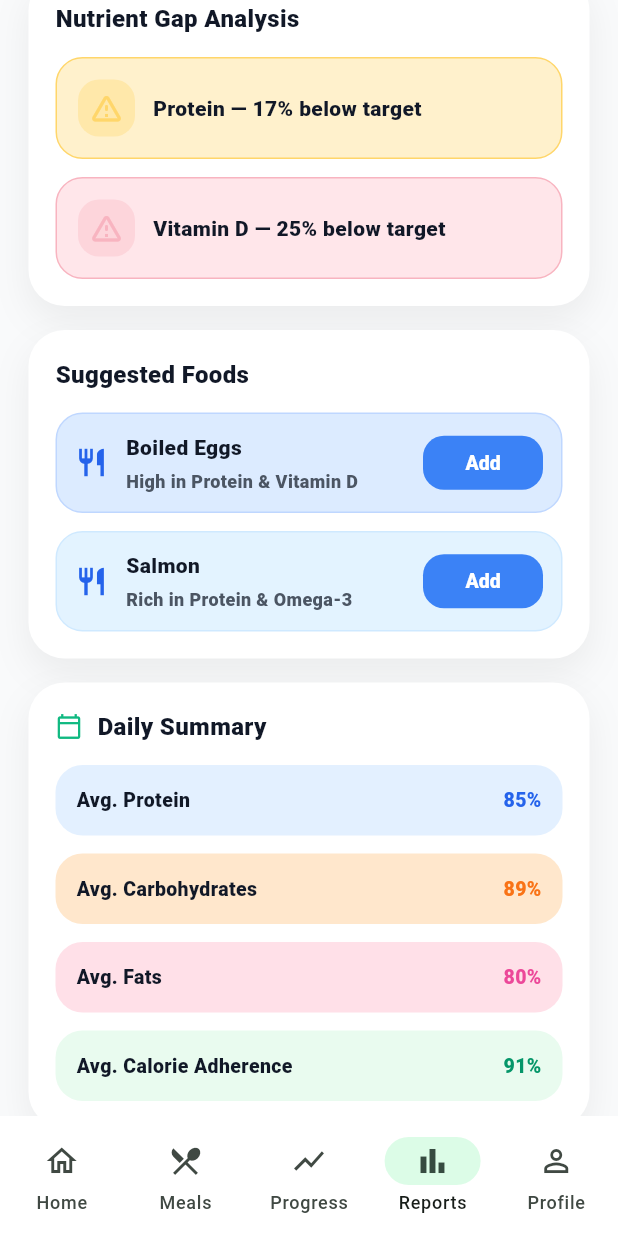
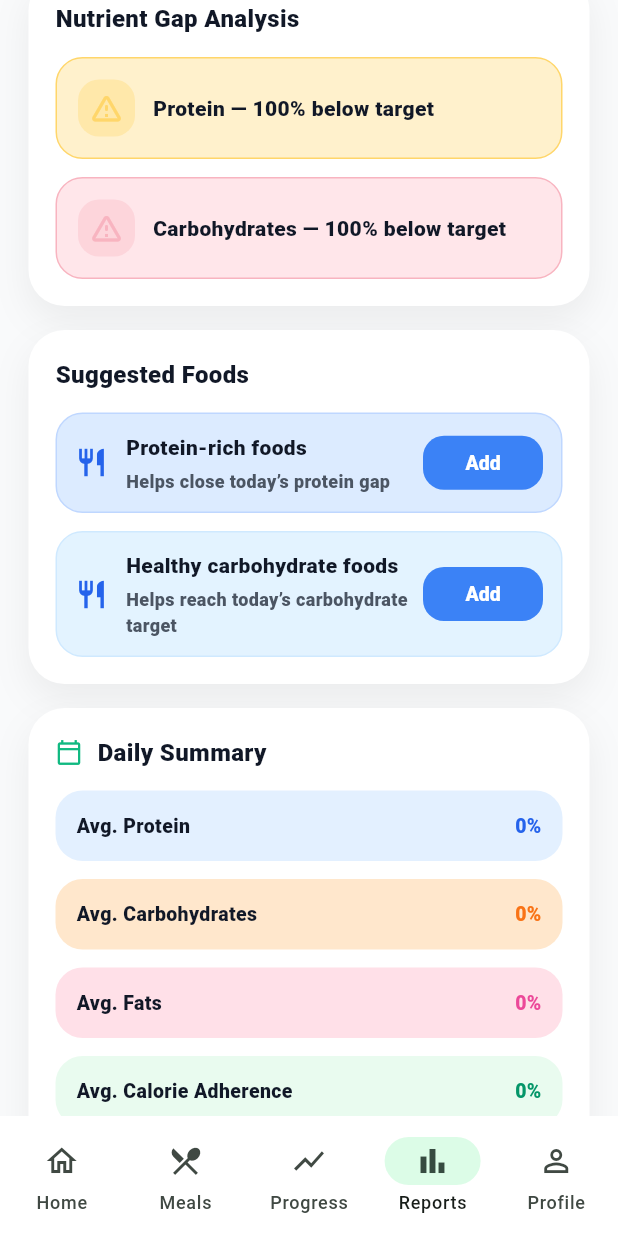
Before and after one commit to Dinethchathurya/fitviora, a Flutter app: the MainShellPage screen opened by its route, item 4 of the bottom bar chosen, scrolled down 576 dp, on a phone screen of 412 x 824 dp. Run offline on Flutter 3.47's test engine with Material 3 defaults, Android fonts, the phone set to English and light mode, and no system bars; our stand-ins replace cloud_firestore, firebase_auth, firebase_core, flutter_dotenv, geolocator, shared_preferences; accounts and stored records are empty; network calls fail.

Commit message:
front end is ok now

```diff
--- a/lib/features/reports/presentation/pages/reports_page.dart
+++ b/lib/features/reports/presentation/pages/reports_page.dart
@@ -1,6 +1,7 @@
 import 'package:flutter/material.dart';
 
 import '../../../../core/constants/app_colors.dart';
+import '../viewmodels/reports_view_model.dart';
 import '../widgets/daily_summary_card.dart';
 import '../widgets/macro_breakdown_card.dart';
 import '../widgets/nutrient_gap_card.dart';
@@ -8,13 +9,80 @@ import '../widgets/report_metric_card.dart';
 import '../widgets/report_status_card.dart';
 import '../widgets/suggested_foods_card.dart';
 
-class ReportsPage extends StatelessWidget {
+class ReportsPage extends StatefulWidget {
   const ReportsPage({super.key});
 
   @override
+  State<ReportsPage> createState() => _ReportsPageState();
+}
+
+class _ReportsPageState extends State<ReportsPage> {
+  late final ReportsViewModel _viewModel;
+
+  @override
+  void initState() {
+    super.initState();
+
+    _viewModel = ReportsViewModel();
+    _viewModel.addListener(_onViewModelChanged);
+
+    WidgetsBinding.instance.addPostFrameCallback((_) {
+      if (!mounted) return;
+
+      _viewModel.loadReport();
+    });
+  }
+
+  void _onViewModelChanged() {
+    if (mounted) {
+      setState(() {});
+    }
+  }
+
+  @override
+  void dispose() {
+    _viewModel.removeListener(_onViewModelChanged);
+    _viewModel.dispose();
+    super.dispose();
+  }
+
+  @override
   Widget build(BuildContext context) {
+    if (_viewModel.isLoading && !_viewModel.hasData) {
+      return const SafeArea(
+        child: Center(
+          child: CircularProgressIndicator(
+            color: AppColors.emerald500,
+          ),
+        ),
+      );
+    }
+
+    if (_viewModel.error != null && !_viewModel.hasData) {
       return SafeArea(
+        child: Center(
+          child: Padding(
+            padding: const EdgeInsets.all(24),
+            child: Text(
+              _viewModel.error!,
+              textAlign: TextAlign.center,
+              style: const TextStyle(
+                fontSize: 14,
+                fontWeight: FontWeight.w700,
+                color: AppColors.gray600,
+              ),
+            ),
+          ),
+        ),
+      );
+    }
+
+    return SafeArea(
+      child: RefreshIndicator(
+        onRefresh: _viewModel.refresh,
+        color: AppColors.emerald500,
         child: SingleChildScrollView(
+          physics: const AlwaysScrollableScrollPhysics(),
           child: Padding(
             padding: const EdgeInsets.symmetric(horizontal: 19),
             child: Column(
@@ -24,16 +92,22 @@ class ReportsPage extends StatelessWidget {
 
                 // Header
                 Container(
-                padding: const EdgeInsets.only(top: 8, bottom: 16),
+                  padding: const EdgeInsets.only(
+                    top: 8,
+                    bottom: 16,
+                  ),
                   decoration: const BoxDecoration(
                     border: Border(
-                    bottom: BorderSide(color: AppColors.gray200, width: 1),
+                      bottom: BorderSide(
+                        color: AppColors.gray200,
+                        width: 1,
                       ),
                     ),
-                child: const Column(
+                  ),
+                  child: Column(
                     crossAxisAlignment: CrossAxisAlignment.start,
                     children: [
-                    Text(
+                      const Text(
                         'Daily Report',
                         style: TextStyle(
                           fontSize: 20,
@@ -41,10 +115,10 @@ class ReportsPage extends StatelessWidget {
                           color: AppColors.gray900,
                         ),
                       ),
-                    SizedBox(height: 6),
+                      const SizedBox(height: 6),
                       Text(
-                      'Tuesday, May 26',
-                      style: TextStyle(
+                        _viewModel.dateLabel,
+                        style: const TextStyle(
                           fontSize: 13,
                           fontWeight: FontWeight.w800,
                           color: AppColors.gray600,
@@ -59,44 +133,60 @@ class ReportsPage extends StatelessWidget {
                 // Total Calories
                 ReportMetricCard(
                   label: 'Total Calories',
-                value: '1856 / 2000 kcal',
-                progress: 1856 / 2000,
+                  value: _viewModel.calorieText,
+                  progress: _viewModel.calorieProgress,
                 ),
 
                 const SizedBox(height: 16),
 
                 // Macronutrient Breakdown
                 MacroBreakdownCard(
-                proteinProgress: 125 / 150,
-                carbsProgress: 198 / 225,
-                fatsProgress: 52 / 67,
+                  proteinProgress: _viewModel.proteinProgress,
+                  carbsProgress: _viewModel.carbsProgress,
+                  fatsProgress: _viewModel.fatProgress,
+                  proteinValue: _viewModel.proteinText,
+                  carbsValue: _viewModel.carbsText,
+                  fatsValue: _viewModel.fatText,
                 ),
 
                 const SizedBox(height: 16),
 
                 // Nutrient Gap Analysis
-              const NutrientGapCard(),
+                NutrientGapCard(
+                  gaps: _viewModel.nutrientGaps,
+                ),
 
                 const SizedBox(height: 16),
 
                 // Suggested Foods
-              const SuggestedFoodsCard(),
+                SuggestedFoodsCard(
+                  foods: _viewModel.suggestedFoods,
+                ),
 
                 const SizedBox(height: 16),
 
                 // Daily Summary
-              const DailySummaryCard(),
+                DailySummaryCard(
+                  proteinPercent: _viewModel.proteinPercentText,
+                  carbsPercent: _viewModel.carbsPercentText,
+                  fatsPercent: _viewModel.fatPercentText,
+                  caloriePercent: _viewModel.calorieAdherenceText,
+                ),
 
                 const SizedBox(height: 16),
 
                 // Final Status
-              const ReportStatusCard(),
+                ReportStatusCard(
+                  title: _viewModel.statusTitle,
+                  message: _viewModel.statusMessage,
+                ),
 
                 const SizedBox(height: 90),
               ],
             ),
           ),
         ),
+      ),
     );
   }
 }
--- a/lib/features/reports/presentation/widgets/daily_summary_card.dart
+++ b/lib/features/reports/presentation/widgets/daily_summary_card.dart
@@ -3,7 +3,18 @@ import 'package:flutter/material.dart';
 import '../../../../core/constants/app_colors.dart';
 
 class DailySummaryCard extends StatelessWidget {
-  const DailySummaryCard({super.key});
+  final String proteinPercent;
+  final String carbsPercent;
+  final String fatsPercent;
+  final String caloriePercent;
+
+  const DailySummaryCard({
+    super.key,
+    required this.proteinPercent,
+    required this.carbsPercent,
+    required this.fatsPercent,
+    required this.caloriePercent,
+  });
 
   @override
   Widget build(BuildContext context) {
@@ -23,12 +34,15 @@ class DailySummaryCard extends StatelessWidget {
       child: Column(
         crossAxisAlignment: CrossAxisAlignment.stretch,
         children: [
-          Row(
+          const Row(
             children: [
-              const Icon(Icons.calendar_today_outlined,
-                  size: 18, color: AppColors.emerald500),
-              const SizedBox(width: 10),
-              const Text(
+              Icon(
+                Icons.calendar_today_outlined,
+                size: 18,
+                color: AppColors.emerald500,
+              ),
+              SizedBox(width: 10),
+              Text(
                 'Daily Summary',
                 style: TextStyle(
                   fontSize: 16,
@@ -38,33 +52,41 @@ class DailySummaryCard extends StatelessWidget {
               ),
             ],
           ),
+
           const SizedBox(height: 14),
+
           _SummaryRow(
             backgroundColor: const Color(0xFFE3F0FF),
             valueColor: AppColors.blue600,
             label: 'Avg. Protein',
-            percent: '85%',
+            percent: proteinPercent,
           ),
+
           const SizedBox(height: 12),
+
           _SummaryRow(
             backgroundColor: const Color(0xFFFFE7CC),
             valueColor: AppColors.orange500,
             label: 'Avg. Carbohydrates',
-            percent: '89%',
+            percent: carbsPercent,
           ),
+
           const SizedBox(height: 12),
+
           _SummaryRow(
             backgroundColor: const Color(0xFFFFE0E8),
             valueColor: AppColors.pink500,
             label: 'Avg. Fats',
-            percent: '80%',
+            percent: fatsPercent,
           ),
+
           const SizedBox(height: 12),
+
           _SummaryRow(
             backgroundColor: const Color(0xFFE9FBEF),
             valueColor: AppColors.emerald600,
             label: 'Avg. Calorie Adherence',
-            percent: '91%',
+            percent: caloriePercent,
           ),
         ],
       ),
--- a/lib/features/reports/presentation/widgets/macro_breakdown_card.dart
+++ b/lib/features/reports/presentation/widgets/macro_breakdown_card.dart
@@ -7,11 +7,18 @@ class MacroBreakdownCard extends StatelessWidget {
   final double carbsProgress;
   final double fatsProgress;
 
+  final String proteinValue;
+  final String carbsValue;
+  final String fatsValue;
+
   const MacroBreakdownCard({
     super.key,
     required this.proteinProgress,
     required this.carbsProgress,
     required this.fatsProgress,
+    required this.proteinValue,
+    required this.carbsValue,
+    required this.fatsValue,
   });
 
   @override
@@ -34,10 +41,10 @@ class MacroBreakdownCard extends StatelessWidget {
         children: [
           Row(
             children: [
-              Expanded(
+              const Expanded(
                 child: Text(
                   'Macronutrient Breakdown',
-                  style: const TextStyle(
+                  style: TextStyle(
                     fontSize: 16,
                     fontWeight: FontWeight.w900,
                     color: AppColors.gray900,
@@ -60,23 +67,28 @@ class MacroBreakdownCard extends StatelessWidget {
             ],
           ),
           const SizedBox(height: 14),
+
           _MacroRow(
             label: 'Protein',
-            value: '125g / 150g',
+            value: proteinValue,
             progressColor: AppColors.blue500,
             progress: proteinProgress,
           ),
+
           const SizedBox(height: 16),
+
           _MacroRow(
             label: 'Carbs',
-            value: '198g / 225g',
+            value: carbsValue,
             progressColor: AppColors.orange500,
             progress: carbsProgress,
           ),
+
           const SizedBox(height: 16),
+
           _MacroRow(
             label: 'Fats',
-            value: '52g / 67g',
+            value: fatsValue,
             progressColor: AppColors.pink500,
             progress: fatsProgress,
           ),
@@ -134,7 +146,9 @@ class _MacroRow extends StatelessWidget {
             value: safeProgress,
             minHeight: 10,
             backgroundColor: AppColors.gray200,
-            valueColor: AlwaysStoppedAnimation<Color>(progressColor),
+            valueColor: AlwaysStoppedAnimation<Color>(
+              progressColor,
+            ),
           ),
         ),
       ],
--- a/lib/features/reports/presentation/widgets/nutrient_gap_card.dart
+++ b/lib/features/reports/presentation/widgets/nutrient_gap_card.dart
@@ -1,12 +1,20 @@
 import 'package:flutter/material.dart';
 
 import '../../../../core/constants/app_colors.dart';
+import '../../domain/entities/daily_report.dart';
 
 class NutrientGapCard extends StatelessWidget {
-  const NutrientGapCard({super.key});
+  final List<NutrientGap> gaps;
+
+  const NutrientGapCard({
+    super.key,
+    required this.gaps,
+  });
 
   @override
   Widget build(BuildContext context) {
+    final visibleGaps = gaps.take(2).toList();
+
     return Container(
       padding: const EdgeInsets.all(18),
       decoration: BoxDecoration(
@@ -31,22 +39,43 @@ class NutrientGapCard extends StatelessWidget {
               color: AppColors.gray900,
             ),
           ),
+
           const SizedBox(height: 14),
-          _GapWarningBox(
-            label: 'Protein',
-            subLabel: '— 17% below target',
-            backgroundColor: const Color(0xFFFFF1CC),
-            borderColor: const Color(0xFFFFD66A),
-            textColor: AppColors.gray900,
-          ),
-          const SizedBox(height: 12),
-          _GapWarningBox(
-            label: 'Vitamin D',
-            subLabel: '— 25% below target',
-            backgroundColor: const Color(0xFFFFE6EA),
-            borderColor: const Color(0xFFF8B4C0),
-            textColor: AppColors.gray900,
-          ),
+
+          if (visibleGaps.isEmpty)
+            const _GapWarningBox(
+              label: 'No major gaps',
+              subLabel: '— targets are on track',
+              backgroundColor: Color(0xFFE9FBEF),
+              borderColor: AppColors.emerald500,
+              textColor: AppColors.gray900,
+            )
+          else
+            ...List.generate(
+              visibleGaps.length,
+              (index) {
+                final gap = visibleGaps[index];
+
+                return Padding(
+                  padding: EdgeInsets.only(
+                    bottom:
+                        index < visibleGaps.length - 1 ? 12 : 0,
+                  ),
+                  child: _GapWarningBox(
+                    label: gap.name,
+                    subLabel:
+                        '— ${gap.gapPercentage.round()}% below target',
+                    backgroundColor: index == 0
+                        ? const Color(0xFFFFF1CC)
+                        : const Color(0xFFFFE6EA),
+                    borderColor: index == 0
+                        ? const Color(0xFFFFD66A)
+                        : const Color(0xFFF8B4C0),
+                    textColor: AppColors.gray900,
+                  ),
+                );
+              },
+            ),
         ],
       ),
     );
@@ -75,7 +104,9 @@ class _GapWarningBox extends StatelessWidget {
       decoration: BoxDecoration(
         color: backgroundColor,
         borderRadius: BorderRadius.circular(18),
-        border: Border.all(color: borderColor),
+        border: Border.all(
+          color: borderColor,
+        ),
       ),
       child: Row(
         children: [
--- a/lib/features/reports/presentation/widgets/report_status_card.dart
+++ b/lib/features/reports/presentation/widgets/report_status_card.dart
@@ -3,7 +3,14 @@ import 'package:flutter/material.dart';
 import '../../../../core/constants/app_colors.dart';
 
 class ReportStatusCard extends StatelessWidget {
-  const ReportStatusCard({super.key});
+  final String title;
+  final String message;
+
+  const ReportStatusCard({
+    super.key,
+    required this.title,
+    required this.message,
+  });
 
   @override
   Widget build(BuildContext context) {
@@ -29,7 +36,9 @@ class ReportStatusCard extends StatelessWidget {
             decoration: BoxDecoration(
               color: AppColors.emerald100,
               borderRadius: BorderRadius.circular(18),
-              border: Border.all(color: AppColors.gray200),
+              border: Border.all(
+                color: AppColors.gray200,
+              ),
             ),
             child: const Icon(
               Icons.check_circle_rounded,
@@ -37,23 +46,27 @@ class ReportStatusCard extends StatelessWidget {
               size: 26,
             ),
           ),
+
           const SizedBox(width: 14),
+
           Expanded(
             child: Column(
               crossAxisAlignment: CrossAxisAlignment.start,
-              children: const [
+              children: [
                 Text(
-                  'Excellent Progress! 🎉',
-                  style: TextStyle(
+                  title,
+                  style: const TextStyle(
                     fontSize: 16,
                     fontWeight: FontWeight.w900,
                     color: AppColors.gray900,
                   ),
                 ),
-                SizedBox(height: 6),
+
+                const SizedBox(height: 6),
+
                 Text(
-                  "You're consistently meeting your nutritional goals. Consider adding more protein-rich foods to bridge the remaining gap.",
-                  style: TextStyle(
+                  message,
+                  style: const TextStyle(
                     fontSize: 13,
                     fontWeight: FontWeight.w800,
                     color: AppColors.gray600,
--- a/lib/features/reports/presentation/widgets/suggested_foods_card.dart
+++ b/lib/features/reports/presentation/widgets/suggested_foods_card.dart
@@ -1,12 +1,20 @@
 import 'package:flutter/material.dart';
 
 import '../../../../core/constants/app_colors.dart';
+import '../../domain/entities/daily_report.dart';
 
 class SuggestedFoodsCard extends StatelessWidget {
-  const SuggestedFoodsCard({super.key});
+  final List<SuggestedReportFood> foods;
+
+  const SuggestedFoodsCard({
+    super.key,
+    required this.foods,
+  });
 
   @override
   Widget build(BuildContext context) {
+    final visibleFoods = foods.take(2).toList();
+
     return Container(
       padding: const EdgeInsets.all(18),
       decoration: BoxDecoration(
@@ -26,25 +34,47 @@ class SuggestedFoodsCard extends StatelessWidget {
           const Text(
             'Suggested Foods',
             style: TextStyle(
-fontSize: 16,
+              fontSize: 16,
               fontWeight: FontWeight.w900,
               color: AppColors.gray900,
             ),
           ),
+
           const SizedBox(height: 14),
-          _FoodRow(
-            background: const Color(0xFFDCEBFF),
-            border: const Color(0xFFBFD7FF),
-            title: 'Boiled Eggs',
-            subtitle: 'High in Protein & Vitamin D',
-          ),
-          const SizedBox(height: 12),
-          _FoodRow(
-            background: const Color(0xFFE3F3FF),
-            border: const Color(0xFFCFE9FF),
-            title: 'Salmon',
-            subtitle: 'Rich in Protein & Omega-3',
-          ),
+
+          if (visibleFoods.isEmpty)
+            const Text(
+              'No additional foods are required right now.',
+              style: TextStyle(
+                fontSize: 13,
+                fontWeight: FontWeight.w800,
+                color: AppColors.gray600,
+              ),
+            )
+          else
+            ...List.generate(
+              visibleFoods.length,
+              (index) {
+                final food = visibleFoods[index];
+
+                return Padding(
+                  padding: EdgeInsets.only(
+                    bottom:
+                        index < visibleFoods.length - 1 ? 12 : 0,
+                  ),
+                  child: _FoodRow(
+                    background: index == 0
+                        ? const Color(0xFFDCEBFF)
+                        : const Color(0xFFE3F3FF),
+                    border: index == 0
+                        ? const Color(0xFFBFD7FF)
+                        : const Color(0xFFCFE9FF),
+                    title: food.name,
+                    subtitle: food.reason,
+                  ),
+                );
+              },
+            ),
         ],
       ),
     );
@@ -71,7 +101,9 @@ class _FoodRow extends StatelessWidget {
       decoration: BoxDecoration(
         color: background,
         borderRadius: BorderRadius.circular(18),
-        border: Border.all(color: border),
+        border: Border.all(
+          color: border,
+        ),
       ),
       child: Row(
         crossAxisAlignment: CrossAxisAlignment.center,
```
Lines whose indentation alone changed are shown as unchanged.
